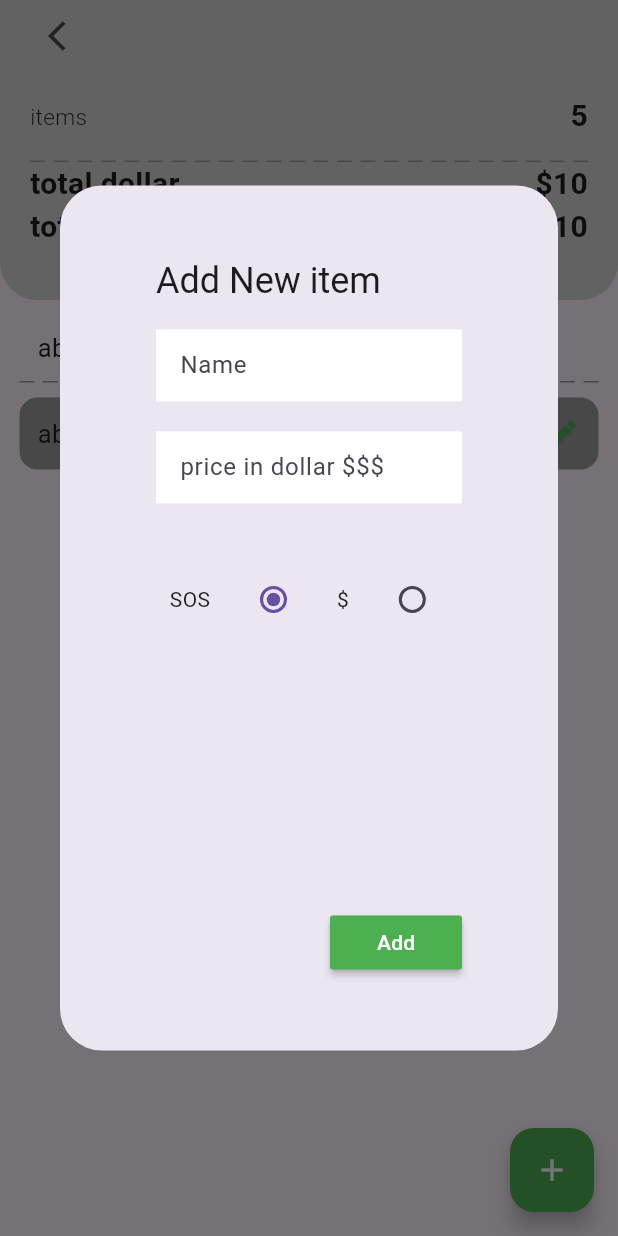
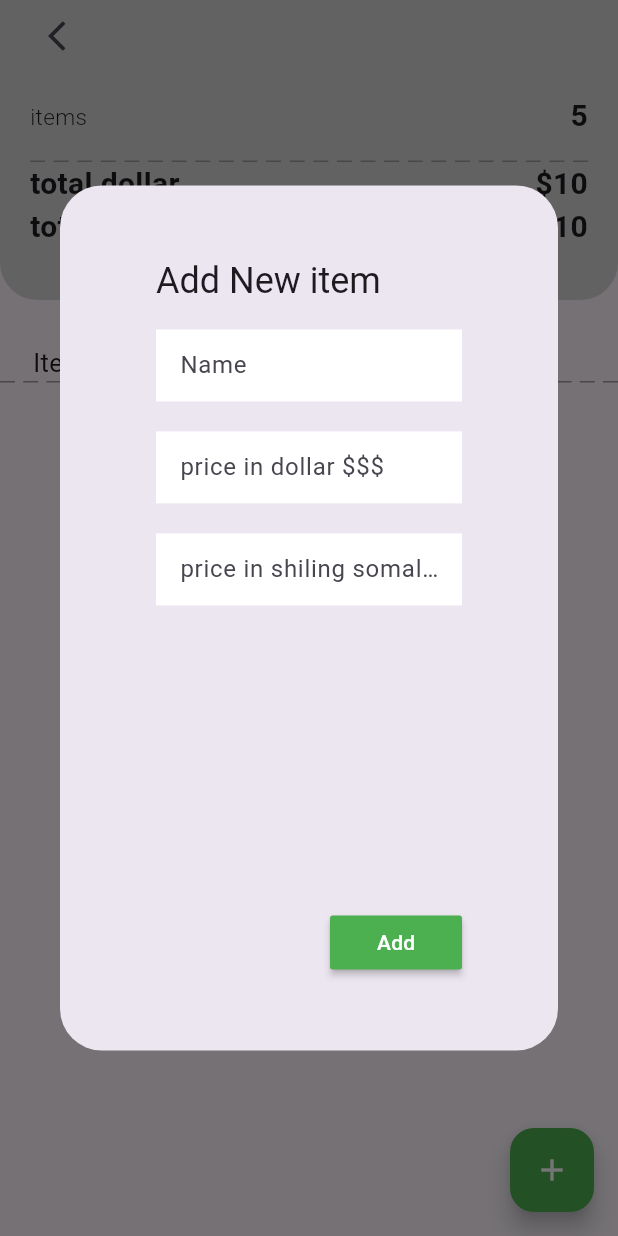
Before and after one commit to najiibmohamed11/debt-app, a Flutter app: the ItemsPage screen opened directly with empty values, after a tap on the "add" icon, on a phone screen of 412 x 824 dp. Run offline on Flutter 3.47's test engine with Material 3 defaults, Android fonts, the light colour scheme and no system bars; our stand-ins replace hive, hive_flutter; missing offline and left inert: dart:ffi; accounts and stored records are empty.

Commit message:
fixing bug

```diff
--- a/lib/pages/items.dart
+++ b/lib/pages/items.dart
@@ -1,6 +1,9 @@
+import 'dart:math';
+
 import 'package:flutter/cupertino.dart';
 import 'package:flutter/material.dart';
 import 'package:flutter/widgets.dart';
+import 'package:hive_flutter/hive_flutter.dart';
 
 class ItemsPage extends StatefulWidget {
   ItemsPage({super.key, required this.debetorname});
@@ -12,24 +15,67 @@ class ItemsPage extends StatefulWidget {
 
 enum Options { SOS, $ }
 
+final itemsBox = Hive.box("itemsBox");
+
 class _ItemsPageState extends State<ItemsPage> {
   String? itemname;
-  Options? _selectedOption = Options.SOS; // Default selection
+  String? itempriceindollar;
+  String? itempriceinsos = "";
+  String? _selectedOption = "sos";
+
+  List<dynamic> items = [];
+
+  @override
+  void initState() {
+    super.initState();
+  }
+
+  void addnewitem() {
+    int newKey = 1;
+    if (itemsBox.isNotEmpty) {
+      final lastKey = itemsBox.keys.cast<int>().reduce(max);
+      newKey = lastKey + 1;
+    }
+    itemsBox.put(newKey, [
+      widget.debetorname,
+      itemname,
+      itempriceindollar ?? "\$",
+      itempriceinsos ?? "sos",
+    ]);
+  }
+
+  void delete(int index) {
+    setState(() {
+      itemsBox.deleteAt(index);
+    });
+  }
+
+  @override
+  Widget build(BuildContext context) {
+    items.clear();
+    itemsBox.toMap().forEach((key, value) {
+
+      if (value[0] == widget.debetorname) {
+        items.add({"key": key, "value": value});
+      }
+
+      // You can process the value further here
+    });
 
     Future<void> oppendilogbox() => showDialog(
         context: context,
         builder: (context) => Dialog(
               child: Container(
-              width:
-                  MediaQuery.of(context).size.width * 0.95, // Adjust width here
+                width: MediaQuery.of(context).size.width *
+                    0.90, // Adjust width here
                 constraints: BoxConstraints(
-                minHeight: 200.0, // Minimum height
-                maxHeight:
-                    MediaQuery.of(context).size.height * 0.7, // Maximum height
+                  minHeight: 230.0, // Minimum height
+                  maxHeight: MediaQuery.of(context).size.height *
+                      0.7, // Maximum height
                 ),
                 child: AlertDialog(
                   title: Text("Add New item"),
-                content: Column(
+                  content: ListView(
                     children: [
                       TextField(
                         onChanged: (value) {
@@ -49,27 +95,33 @@ class _ItemsPageState extends State<ItemsPage> {
                       SizedBox(
                         height: 20.0,
                       ),
-                    _selectedOption == Options.SOS
-                        ? TextField(
+                      TextField(
                         onChanged: (value) {
                           print("Changing value to: $value");
-                              setState(() {});
+                          setState(() {
+                            itempriceinsos = " ";
+                            itempriceindollar = value;
+                          });
                         },
+                        keyboardType: TextInputType.phone,
                         decoration: InputDecoration(
                           hintText: "price in dollar \$\$\$",
                           filled: true,
                           fillColor: Colors.white,
                           border: InputBorder.none,
                         ),
-                          )
-                        : SizedBox.shrink(),
+                      ),
                       SizedBox(
                         height: 20.0,
                       ),
-                    _selectedOption == Options.$
-                        ? TextField(
+                      TextField(
+                        keyboardType: TextInputType.phone,
                         onChanged: (value) {
-                              setState(() {});
+                          setState(() {
+                            itempriceindollar = "";
+
+                            itempriceinsos = value;
+                          });
                         },
                         decoration: InputDecoration(
                           hintText: "price in shiling somali sos",
@@ -77,46 +129,17 @@ class _ItemsPageState extends State<ItemsPage> {
                           fillColor: Colors.white,
                           border: InputBorder.none,
                         ),
-                          )
-                        : SizedBox.shrink(),
+                      ),
                       SizedBox(
                         height: 20.0,
                       ),
-                    Row(
-                      mainAxisAlignment: MainAxisAlignment.spaceAround,
-                      children: [
-                        Text("SOS"),
-                        Radio<Options>(
-                          value: Options.SOS,
-                          groupValue: _selectedOption,
-                          onChanged: (Options? value) {
-                            print("Changing option to: $value");
-                            setState(() {
-                              _selectedOption = value;
-                            });
-                            print("Current option: $_selectedOption");
-                          },
-                        ),
-                        Text("\$"),
-                        Radio<Options>(
-                          value: Options.$,
-                          groupValue: _selectedOption,
-                          onChanged: (Options? value) {
-                            print("Changing option to: $value");
-                            setState(() {
-                              _selectedOption = value;
-                            });
-                            print("Current option: $_selectedOption");
-                          },
-                        ),
-                      ],
-                    )
                     ],
                   ),
                   actions: [
                     MaterialButton(
                       onPressed: () {
                         setState(() {});
+                        addnewitem();
                         Navigator.pop(context);
                       },
                       child: Text(
@@ -129,8 +152,7 @@ class _ItemsPageState extends State<ItemsPage> {
                 ),
               ),
             ));
-  @override
-  Widget build(BuildContext context) {
+
     return Scaffold(
       floatingActionButton: FloatingActionButton(
           backgroundColor: Colors.green,
@@ -201,24 +223,17 @@ class _ItemsPageState extends State<ItemsPage> {
                 ],
               ),
             ),
-            Container(
-              margin: EdgeInsets.symmetric(vertical: 20.0),
-              child: Padding(
-                padding: const EdgeInsets.symmetric(horizontal: 13.0),
-                child: Column(
-                  children: [
             Padding(
               padding:
-                          const EdgeInsets.only(right: 100.0, bottom: 10.0),
+                  const EdgeInsets.only(right: 100.0, top: 30.0, left: 10.0),
               child: Row(
                 children: [
                   SizedBox(width: 12),
                   Expanded(
                     // This will allow the first text to expand
-                            flex:
-                                2, // You can adjust flex to control space allocation
+                    flex: 1, // You can adjust flex to control space allocation
                     child: Text(
-                              "abuwalad",
+                      "Item Name",
                       overflow: TextOverflow
                           .ellipsis, // Prevents text from breaking layout
                       style: TextStyle(
@@ -251,69 +266,83 @@ class _ItemsPageState extends State<ItemsPage> {
             DashedLine(
               color: Colors.grey,
             ),
-                    Container(
-                      margin: EdgeInsets.symmetric(vertical: 10.0),
+            items.isEmpty
+                ? SizedBox.shrink()
+                : Expanded(
+                    child: ListView.builder(
+                    itemCount: items.length,
+                    itemBuilder: (context, index) => Items(
+                      itemname: items[index]["value"][1],
+                      priceindollar: items[index]["value"][2],
+                      priceinsos: items[index]["value"][3],
+                      onPressed: () => delete(index),
+                    ),
+                  ))
+          ],
+        ),
+      ),
+    );
+  }
+}
+
+class Items extends StatelessWidget {
+  Items({
+    super.key,
+    required this.itemname,
+    required this.priceindollar,
+    required this.priceinsos,
+    required this.onPressed,
+  });
+  final String itemname;
+  final String priceindollar;
+  final String priceinsos;
+  void Function()? onPressed;
+
+  @override
+  Widget build(BuildContext context) {
+    return Container(
+      height: 50.0,
+      margin: EdgeInsets.symmetric(vertical: 20.0, horizontal: 20.0),
+      padding: EdgeInsets.symmetric(horizontal: 12.0),
       decoration: BoxDecoration(
         color: Colors.grey,
-                          borderRadius: BorderRadius.circular(12)),
+        borderRadius: BorderRadius.circular(12),
+      ),
       child: Row(
+        mainAxisAlignment: MainAxisAlignment
+            .spaceBetween, // Aligns children across the main axis
         children: [
-                          SizedBox(width: 12),
           Expanded(
-                            // This will allow the first text to expand
-                            flex:
-                                2, // You can adjust flex to control space allocation
+            flex: 2,
             child: Text(
-                              "abuwalad",
-                              overflow: TextOverflow
-                                  .ellipsis, // Prevents text from breaking layout
-                              style: TextStyle(
-                                  fontSize: 17.0, fontWeight: FontWeight.w400),
+              itemname,
+              overflow: TextOverflow.ellipsis,
+              style: TextStyle(fontSize: 17.0, fontWeight: FontWeight.w400),
             ),
           ),
           Expanded(
-                            // This will keep this space even if there's no text
             flex: 1,
             child: Text(
-                              "",
-                              textAlign: TextAlign.center,
-                              style: TextStyle(
-                                  fontSize: 17.0, fontWeight: FontWeight.w400),
+              priceindollar,
+              style: TextStyle(fontSize: 17.0, fontWeight: FontWeight.w400),
             ),
           ),
           Expanded(
-                            // This will allow the number text to expand
             flex: 1,
             child: Text(
-                              "100k",
-                              textAlign: TextAlign.center,
-                              style: TextStyle(
-                                  fontSize: 17.0, fontWeight: FontWeight.w400),
+              priceinsos,
+              style: TextStyle(fontSize: 17.0, fontWeight: FontWeight.w400),
             ),
           ),
           IconButton(
-                            onPressed: () {},
-                            icon: Icon(
-                              Icons.cancel_rounded,
-                              color: Colors.red,
-                            ),
+            onPressed: onPressed,
+            icon: Icon(Icons.cancel_rounded, color: Colors.red),
           ),
           IconButton(
             onPressed: () {},
-                            icon: Icon(
-                              Icons.edit,
-                              color: Colors.green,
-                            ),
+            icon: Icon(Icons.edit, color: Colors.green),
           ),
         ],
-                      ),
-                    )
-                  ],
-                ),
-              ),
-            )
-          ],
-        ),
       ),
     );
   }
```
Also changed, not shown: lib/main.dart (+5 -2 lines), lib/pages/home.dart (+20 -17 lines), 2 other files. Lines whose indentation alone changed are shown as unchanged.
